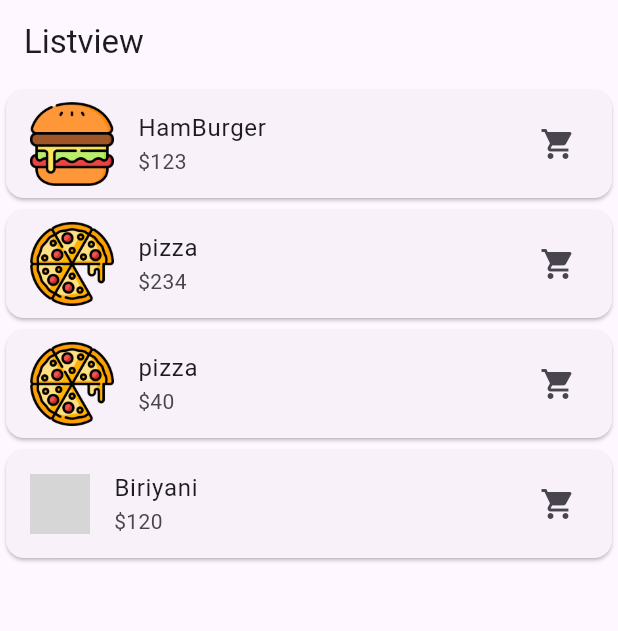
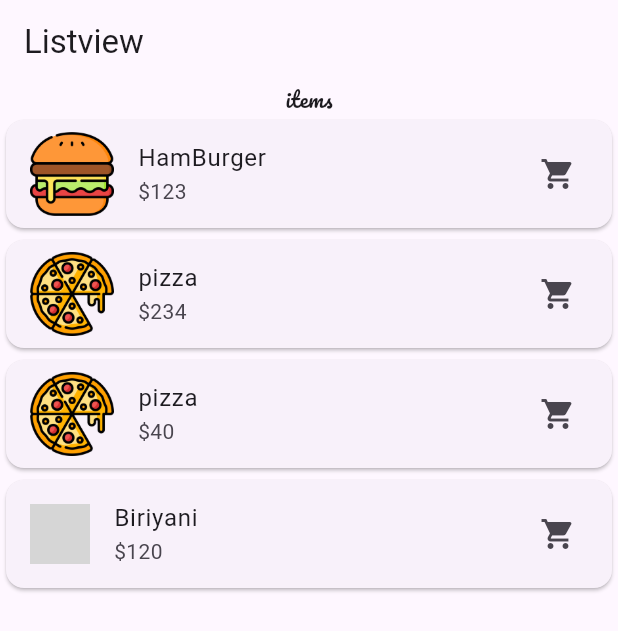
Before and after one commit to shifnasulaika/flutter_learn_luminar, a Flutter app: the Listview1 screen opened directly, on a phone screen of 412 x 824 dp. Shown: the top 631 px of the screen. Run offline on Flutter 3.47's test engine with Material 2 defaults, Android fonts, the phone set to English and light mode, and no system bars; our stand-ins replace google_fonts; network calls fail; grey boxes are pictures that could not be loaded.

Commit message:
Added google font

```diff
--- a/insta.dart
+++ b/insta.dart
@@ -13,11 +13,6 @@ class Insta extends StatelessWidget
       backgroundColor: Colors.black87,
       body:
       Center(
-
-
-
-
-
         child:
         ShaderMask(
           blendMode: BlendMode.srcIn,
--- a/lib/listview1.dart
+++ b/lib/listview1.dart
@@ -1,5 +1,5 @@
 import 'package:flutter/material.dart';
-
+import 'package:google_fonts/google_fonts.dart';
 void main() {
   runApp(MaterialApp(
     home: Listview1(),
@@ -15,6 +15,12 @@ class Listview1 extends StatelessWidget {
       ),
       body: ListView(
         children: [
+          Center(
+            child:Text(
+              "items",
+              style: GoogleFonts.pacifico(),
+            )
+          ),
 
           Card(
             child:ListTile(
@@ -45,7 +51,7 @@ class Listview1 extends StatelessWidget {
             title:Text("Biriyani"),
             subtitle: Text("\$120"),
             trailing: Icon(Icons.shopping_cart),
-            leading: CircleAvatar(backgroundImage: NetworkImage("https://th.bing.com/th/id/R.e7ca9ad0d7c37c1cc4a699d02cab9edf?rik=Hhrrzejovan9cA&riu=http%3a%2f%2fi2.wp.com%2fwww.relishthebite.com%2fwp-content%2fuploads%2f2015%2f02%2fEGgBiryani-3.jpg&ehk=GE4QFp%2bQZUbu7geX95oap0TbykK5aeE7U0pWYm%2fQAlg%3d&risl=&pid=ImgRaw&r=0"))
+            leading: CircleAvatar(backgroundImage: NetworkImage("https://placehold.jp/150x150.png"))
             ),
           ),
 
```
Also changed, not shown: lib/main.dart (+5 -53 lines), pubspec.yaml (+12 -12 lines).
